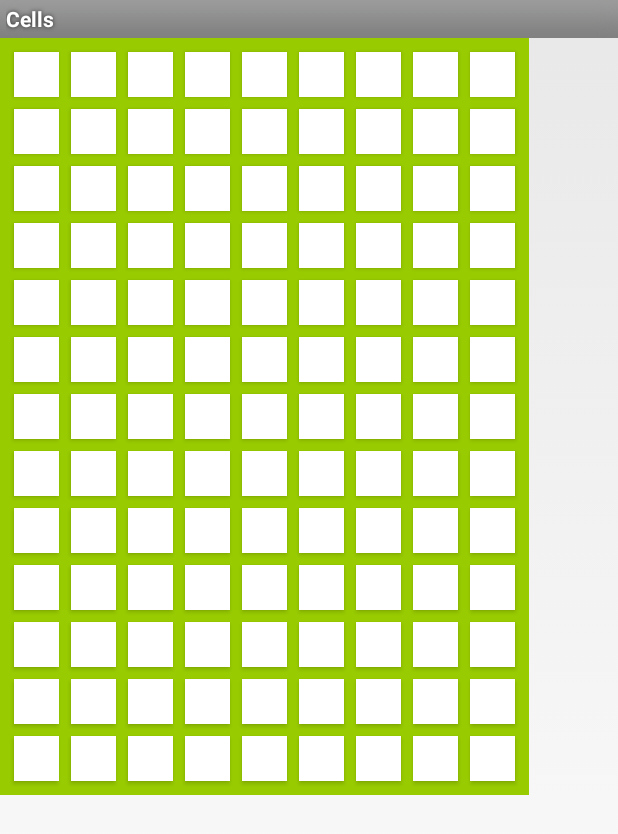
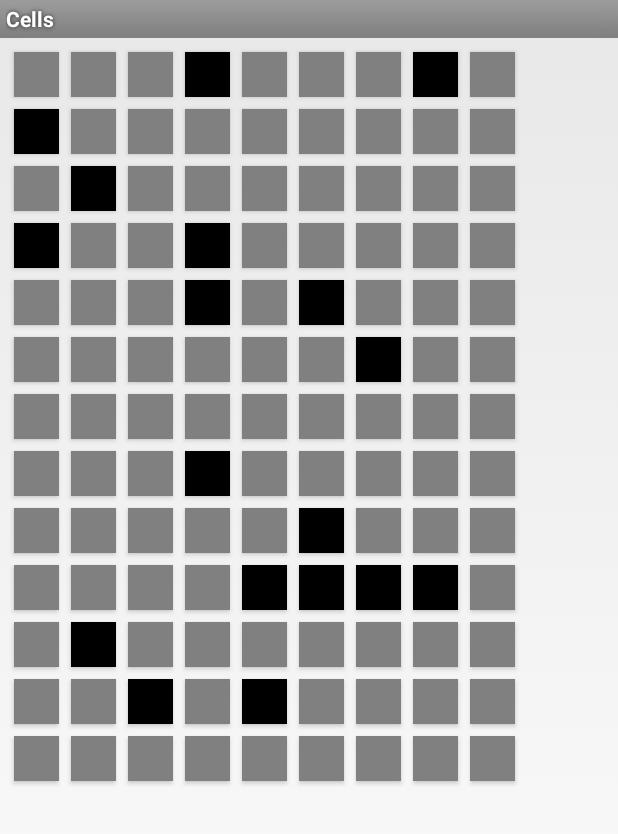
Before and after one commit to vadimmpog/Repo_Samsung, an Android app: the screen it shows after launch (CellsActivity), on a phone screen of 412 x 824 dp. Shown: the top 834 px of the screen. Run offline under Robolectric (Android 15) with nearby library versions, the phone set to English and light mode, and no system bars.

Commit message:
Sapper 0.2

```diff
--- a/app/src/main/res/layout/cell.xml
+++ b/app/src/main/res/layout/cell.xml
@@ -4,7 +4,7 @@
     android:layout_height="30dp"
     android:layout_margin="4dp"
 
-    android:background="@android:color/white"
+    android:background="#808080"
     android:textColor="@android:color/black"
     android:textSize="20sp"
     android:textStyle="bold" />
--- a/app/src/main/res/layout/cells.xml
+++ b/app/src/main/res/layout/cells.xml
@@ -1,23 +1,23 @@
 <?xml version="1.0" encoding="utf-8"?>
 <ScrollView xmlns:android="http://schemas.android.com/apk/res/android"
+    style="@android:style/Widget.DeviceDefault.ScrollView"
     android:layout_width="match_parent"
+
     android:layout_height="match_parent"
-
-     >
+    android:alwaysDrawnWithCache="false"
+    android:background="#000C0C0C">
 
     <HorizontalScrollView
         android:id="@+id/HorizontalScrollView01"
         android:layout_width="wrap_content"
-        android:layout_height="wrap_content" >
+        android:layout_height="wrap_content">
 
         <GridLayout
             android:id="@+id/CellsLayout"
-            android:background="@android:color/holo_green_light"
             android:layout_width="wrap_content"
             android:layout_height="wrap_content"
-            android:padding="5dp"
-        >
-        </GridLayout>
+            android:background="#0000"
+            android:padding="5dp"></GridLayout>
     </HorizontalScrollView>
 
 </ScrollView>
```
Also changed, not shown: app/src/main/java/ru/samsung/itschool/book/cells/CellsActivity.java (+57 -9 lines).
